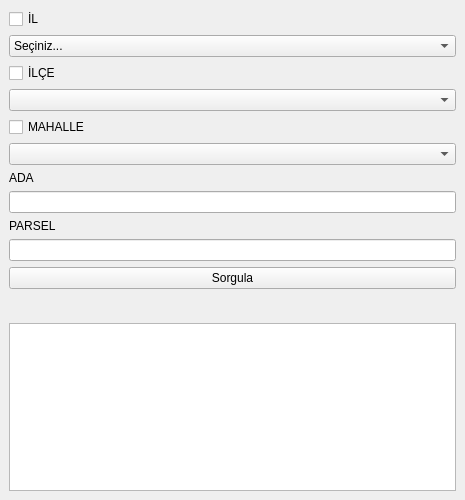
First picture: the form in ParselSorguV2_dockwidget_base.ui, repository trkrgrcn/ParselSorgu, before the edit.
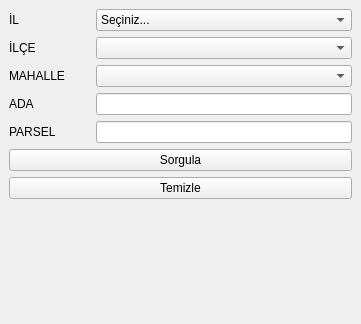
Second picture: the form after the edit.

```diff
--- a/ParselSorguV2_dockwidget_base.ui
+++ b/ParselSorguV2_dockwidget_base.ui
@@ -6,8 +6,8 @@
    <rect>
     <x>0</x>
     <y>0</y>
-    <width>465</width>
-    <height>500</height>
+    <width>361</width>
+    <height>324</height>
    </rect>
   </property>
   <property name="contextMenuPolicy">
@@ -19,96 +19,88 @@
   <widget class="QWidget" name="dockWidgetContents">
    <layout class="QGridLayout" name="gridLayout">
     <item row="0" column="0">
-     <layout class="QVBoxLayout" name="verticalLayout">
-      <item>
-       <layout class="QGridLayout" name="gridLayout_2">
-        <item row="1" column="1">
-         <widget class="QCheckBox" name="chIller">
-          <property name="text">
-           <string>İL</string>
-          </property>
-         </widget>
-        </item>
-        <item row="2" column="1">
-         <widget class="QComboBox" name="cbIller">
-          <item>
-           <property name="text">
-            <string>Seçiniz...</string>
-           </property>
-          </item>
-         </widget>
-        </item>
-       </layout>
-      </item>
-      <item>
-       <layout class="QGridLayout" name="gridLayout_3">
-        <item row="1" column="0">
-         <widget class="QComboBox" name="cbIlceler"/>
-        </item>
-        <item row="0" column="0">
-         <widget class="QCheckBox" name="chIlceler">
-          <property name="text">
-           <string>İLÇE</string>
-          </property>
-         </widget>
-        </item>
-       </layout>
-      </item>
-      <item>
-       <layout class="QGridLayout" name="gridLayout_4">
-        <item row="1" column="0">
-         <widget class="QComboBox" name="cbMahalleler"/>
-        </item>
-        <item row="0" column="0">
-         <widget class="QCheckBox" name="chMakalleler">
-          <property name="text">
-           <string>MAHALLE</string>
-          </property>
-         </widget>
-        </item>
-       </layout>
-      </item>
-      <item>
-       <layout class="QGridLayout" name="gridLayout_5">
-        <item row="0" column="0">
+     <layout class="QGridLayout" name="gridLayout_2">
+      <item row="11" column="0">
+       <layout class="QVBoxLayout" name="verticalLayout">
+        <item>
          <widget class="QLabel" name="label_4">
           <property name="text">
            <string>ADA</string>
           </property>
          </widget>
         </item>
-        <item row="3" column="0">
-         <widget class="QLabel" name="label_5">
+       </layout>
+      </item>
+      <item row="1" column="0">
+       <layout class="QHBoxLayout" name="horizontalLayout">
+        <item>
+         <widget class="QLabel" name="label">
           <property name="text">
-           <string>PARSEL</string>
+           <string>İL</string>
           </property>
          </widget>
         </item>
-        <item row="1" column="0">
-         <widget class="QLineEdit" name="txtAda"/>
-        </item>
        </layout>
       </item>
-      <item>
+      <item row="13" column="0">
+       <widget class="QLabel" name="label_5">
+        <property name="text">
+         <string>PARSEL</string>
+        </property>
+       </widget>
+      </item>
+      <item row="11" column="1" colspan="3">
+       <widget class="QLineEdit" name="txtAda"/>
+      </item>
+      <item row="13" column="1" colspan="3">
        <widget class="QLineEdit" name="txtParsel"/>
       </item>
-      <item>
-       <widget class="QPushButton" name="btnAra">
+      <item row="5" column="0">
+       <widget class="QLabel" name="label_2">
         <property name="text">
-         <string>Sorgula</string>
+         <string>İLÇE</string>
         </property>
        </widget>
       </item>
-     </layout>
-    </item>
-    <item row="2" column="0" rowspan="2">
-     <layout class="QVBoxLayout" name="verticalLayout_2">
-      <item>
-       <widget class="QTableView" name="tableView"/>
+      <item row="7" column="0">
+       <widget class="QLabel" name="label_3">
+        <property name="text">
+         <string>MAHALLE</string>
+        </property>
+       </widget>
       </item>
+      <item row="1" column="1" colspan="3">
+       <widget class="QComboBox" name="cbIller">
+        <item>
+         <property name="text">
+          <string>Seçiniz...</string>
+         </property>
+        </item>
+       </widget>
+      </item>
+      <item row="5" column="1" colspan="3">
+       <widget class="QComboBox" name="cbIlceler"/>
+      </item>
+      <item row="7" column="1" colspan="3">
+       <widget class="QComboBox" name="cbMahalleler"/>
+      </item>
      </layout>
     </item>
-    <item row="1" column="0">
+    <item row="2" column="0">
+     <widget class="QPushButton" name="btnAra">
+      <property name="text">
+       <string>Sorgula</string>
+      </property>
+     </widget>
+    </item>
+    <item row="3" column="0">
+     <widget class="QPushButton" name="pushButton">
+      <property name="text">
+       <string>Temizle</string>
+      </property>
+     </widget>
+    </item>
+    <item row="4" column="0">
      <spacer name="verticalSpacer">
       <property name="orientation">
        <enum>Qt::Vertical</enum>
```
